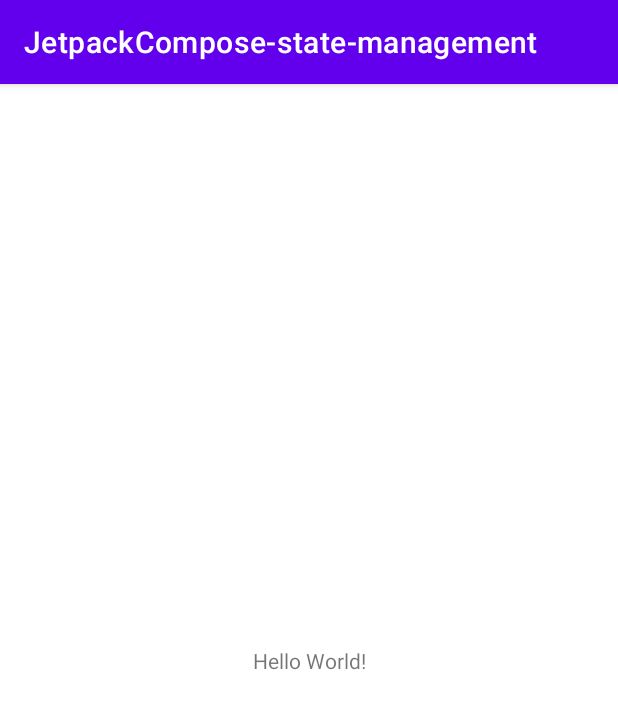
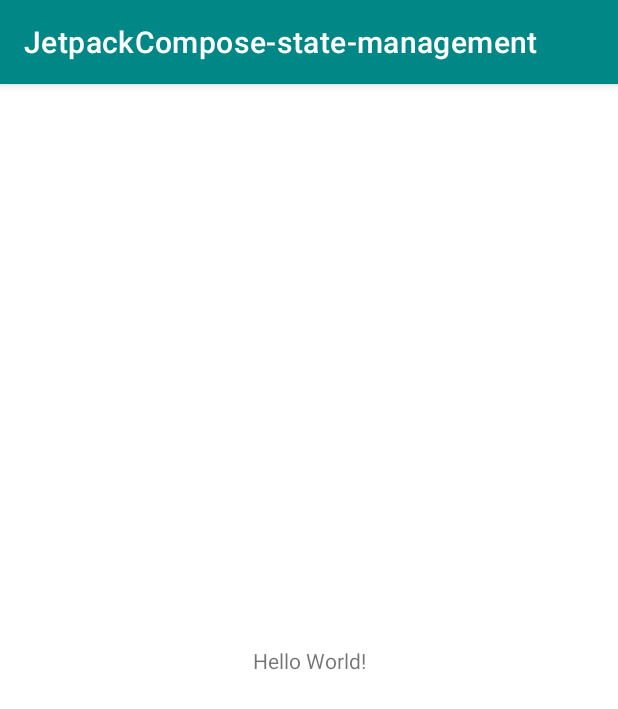
Before and after one commit to rafsanahmad/Jetpack-compose-state-management, an Android app built with Jetpack Compose: the screen it shows after launch (MainActivity), on a phone screen of 412 x 824 dp. Shown: the top 709 px of the screen. Run offline under Robolectric (Android 15) with nearby library versions, the phone set to English and light mode, and no system bars.

Commit message:
update theme

```diff
--- a/app/src/main/java/com/rafsan/jetpackcompose_state_management/ui/Color.kt
+++ b/app/src/main/java/com/rafsan/jetpackcompose_state_management/ui/Color.kt
@@ -6,3 +6,5 @@ val purple200 = Color(0xFFBB86FC)
 val purple500 = Color(0xFF6200EE)
 val purple700 = Color(0xFF3700B3)
 val teal200 = Color(0xFF03DAC5)
+val teal700 = Color(0xFF018786)
+val teal500 = Color(0xFF0CAE9E)
--- a/app/src/main/res/values-night/themes.xml
+++ b/app/src/main/res/values-night/themes.xml
@@ -2,12 +2,12 @@
     <!-- Base application theme. -->
     <style name="Theme.JetpackComposestatemanagement" parent="Theme.MaterialComponents.DayNight.DarkActionBar">
         <!-- Primary brand color. -->
-        <item name="colorPrimary">@color/purple_200</item>
-        <item name="colorPrimaryVariant">@color/purple_700</item>
-        <item name="colorOnPrimary">@color/black</item>
+        <item name="colorPrimary">@color/teal_700</item>
+        <item name="colorPrimaryVariant">@color/teal_500</item>
+        <item name="colorOnPrimary">@color/white</item>
         <!-- Secondary brand color. -->
         <item name="colorSecondary">@color/teal_200</item>
-        <item name="colorSecondaryVariant">@color/teal_200</item>
+        <item name="colorSecondaryVariant">@color/teal_700</item>
         <item name="colorOnSecondary">@color/black</item>
         <!-- Status bar color. -->
         <item name="android:statusBarColor" tools:targetApi="l">?attr/colorPrimaryVariant</item>
--- a/app/src/main/res/values/colors.xml
+++ b/app/src/main/res/values/colors.xml
@@ -5,6 +5,7 @@
     <color name="purple_700">#FF3700B3</color>
     <color name="teal_200">#FF03DAC5</color>
     <color name="teal_700">#FF018786</color>
+    <color name="teal_500">#0CAE9E</color>
     <color name="black">#FF000000</color>
     <color name="white">#FFFFFFFF</color>
 </resources>
--- a/app/src/main/res/values/themes.xml
+++ b/app/src/main/res/values/themes.xml
@@ -2,15 +2,16 @@
     <!-- Base application theme. -->
     <style name="Theme.JetpackComposestatemanagement" parent="Theme.MaterialComponents.DayNight.DarkActionBar">
         <!-- Primary brand color. -->
-        <item name="colorPrimary">@color/purple_500</item>
-        <item name="colorPrimaryVariant">@color/purple_700</item>
+        <item name="colorPrimary">@color/teal_700</item>
+        <item name="colorPrimaryVariant">@color/teal_500</item>
         <item name="colorOnPrimary">@color/white</item>
         <!-- Secondary brand color. -->
         <item name="colorSecondary">@color/teal_200</item>
         <item name="colorSecondaryVariant">@color/teal_700</item>
         <item name="colorOnSecondary">@color/black</item>
         <!-- Status bar color. -->
-        <item name="android:statusBarColor" tools:targetApi="l">?attr/colorPrimaryVariant</item>
+        <item name="android:statusBarColor" tools:targetApi="l">?attr/colorPrimaryVariant
+        </item>
         <!-- Customize your theme here. -->
     </style>
 </resources>
```
Also changed, not shown: app/src/main/java/com/rafsan/jetpackcompose_state_management/ui/Theme.kt (+4 -4 lines).
